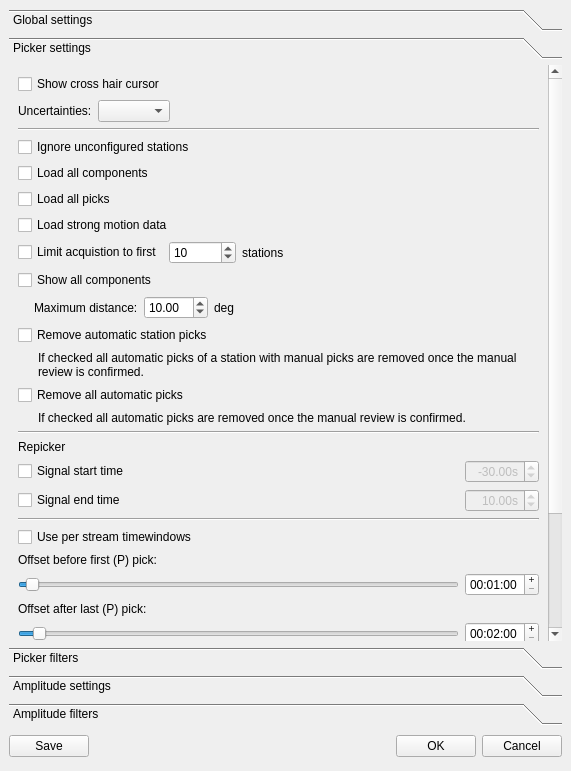
The window that libs/seiscomp/gui/datamodel/pickersettings.ui (SeisComP/common) describes before a commit, drawn with Qt 5.
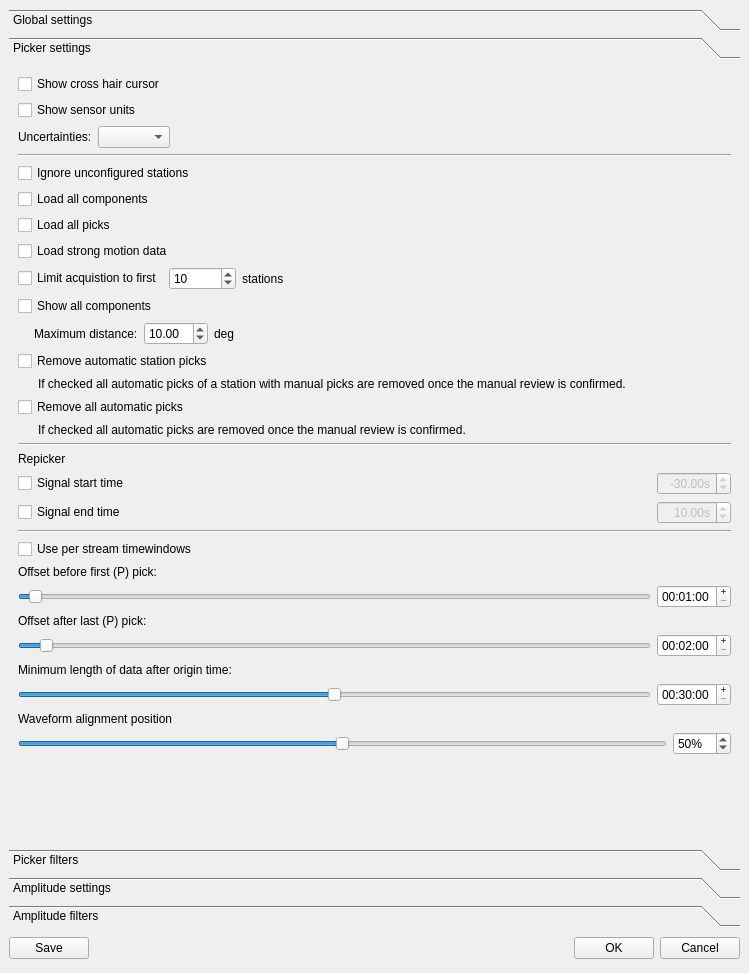
The same window after the commit. The open tabs and pages were chosen to show the change. Icons and pictures are not drawn.

Commit message: [gui] Add option `picker.showDataInSensorUnit`

```diff
--- a/libs/seiscomp/gui/datamodel/pickersettings.ui
+++ b/libs/seiscomp/gui/datamodel/pickersettings.ui
@@ -3,19 +3,17 @@
  <comment></comment>
  <exportmacro></exportmacro>
  <class>PickerSettings</class>
- <widget class="QDialog" name="PickerSettings" >
-  <property name="geometry" >
+ <widget class="QDialog" name="PickerSettings">
+  <property name="geometry">
    <rect>
     <x>0</x>
     <y>0</y>
-    <width>571</width>
-    <height>771</height>
+    <width>749</width>
+    <height>973</height>
    </rect>
   </property>
-  <property name="sizePolicy" >
-   <sizepolicy>
-    <hsizetype>5</hsizetype>
-    <vsizetype>4</vsizetype>
+  <property name="sizePolicy">
+   <sizepolicy hsizetype="Preferred" vsizetype="Maximum">
     <horstretch>0</horstretch>
     <verstretch>0</verstretch>
    </sizepolicy>
@@ -26,13 +24,13 @@
   <property name="toolTip" >
    <string/>
   </property>
-  <layout class="QVBoxLayout" >
-   <property name="margin" >
-    <number>9</number>
-   </property>
-   <property name="spacing" >
+  <layout class="QVBoxLayout">
+   <property name="spacing">
     <number>6</number>
    </property>
+   <property name="margin">
+    <number>9</number>
+   </property>
    <item>
     <widget class="QToolBox" name="toolBox" >
      <property name="currentIndex" >
@@ -303,13 +301,13 @@
        </item>
       </layout>
      </widget>
-     <widget class="QWidget" name="pagePickSettings" >
-      <property name="geometry" >
+     <widget class="QWidget" name="pagePickSettings">
+      <property name="geometry">
        <rect>
         <x>0</x>
         <y>0</y>
-        <width>96</width>
-        <height>26</height>
+        <width>715</width>
+        <height>1139</height>
        </rect>
       </property>
       <property name="autoFillBackground" >
@@ -318,13 +316,13 @@
       <attribute name="label" >
        <string>Picker settings</string>
       </attribute>
-      <layout class="QVBoxLayout" >
-       <property name="margin" >
-        <number>9</number>
-       </property>
-       <property name="spacing" >
+      <layout class="QVBoxLayout">
+       <property name="spacing">
         <number>6</number>
        </property>
+       <property name="margin">
+        <number>9</number>
+       </property>
        <item>
         <widget class="QCheckBox" name="cbShowCrossHair" >
          <property name="toolTip" >
@@ -336,19 +334,24 @@
         </widget>
        </item>
        <item>
-        <layout class="QHBoxLayout" >
-         <property name="margin" >
-          <number>0</number>
+        <widget class="QCheckBox" name="cbShowSensorUnits">
+         <property name="text">
+          <string>Show sensor units</string>
          </property>
-         <property name="spacing" >
+        </widget>
+       </item>
+       <item>
+        <layout class="QHBoxLayout">
+         <property name="spacing">
           <number>6</number>
          </property>
+         <property name="margin">
+          <number>0</number>
+         </property>
          <item>
-          <widget class="QLabel" name="labelPickUncertainties" >
-           <property name="sizePolicy" >
-            <sizepolicy>
-             <hsizetype>4</hsizetype>
-             <vsizetype>5</vsizetype>
+          <widget class="QLabel" name="labelPickUncertainties">
+           <property name="sizePolicy">
+            <sizepolicy hsizetype="Maximum" vsizetype="Preferred">
              <horstretch>0</horstretch>
              <verstretch>0</verstretch>
             </sizepolicy>
@@ -388,13 +391,13 @@
         </widget>
        </item>
        <item>
-        <layout class="QVBoxLayout" >
-         <property name="margin" >
-          <number>0</number>
-         </property>
-         <property name="spacing" >
+        <layout class="QVBoxLayout">
+         <property name="spacing">
           <number>6</number>
          </property>
+         <property name="margin">
+          <number>0</number>
+         </property>
          <item>
           <widget class="QCheckBox" name="cbIgnoreUnconfiguredStations" >
            <property name="toolTip" >
@@ -436,13 +439,13 @@
           </widget>
          </item>
          <item>
-          <layout class="QHBoxLayout" >
-           <property name="margin" >
-            <number>0</number>
-           </property>
-           <property name="spacing" >
+          <layout class="QHBoxLayout">
+           <property name="spacing">
             <number>6</number>
            </property>
+           <property name="margin">
+            <number>0</number>
+           </property>
            <item>
             <widget class="QCheckBox" name="cbLimitStationCount" >
              <property name="text" >
@@ -500,13 +503,13 @@
            <property name="frameShadow" >
             <enum>QFrame::Raised</enum>
            </property>
-           <layout class="QHBoxLayout" >
-            <property name="margin" >
-             <number>0</number>
-            </property>
-            <property name="spacing" >
+           <layout class="QHBoxLayout">
+            <property name="spacing">
              <number>6</number>
             </property>
+            <property name="margin">
+             <number>0</number>
+            </property>
             <item>
              <spacer>
               <property name="orientation" >
@@ -535,11 +538,11 @@
               <property name="toolTip" >
                <string>The maximum station distance used to display all components (in degree).</string>
               </property>
-              <property name="maximum" >
-               <double>360</double>
+              <property name="maximum">
+               <double>360.000000000000000</double>
               </property>
-              <property name="value" >
-               <double>10</double>
+              <property name="value">
+               <double>10.000000000000000</double>
               </property>
              </widget>
             </item>
@@ -626,13 +629,13 @@
         </widget>
        </item>
        <item>
-        <layout class="QHBoxLayout" >
-         <property name="margin" >
-          <number>0</number>
-         </property>
-         <property name="spacing" >
+        <layout class="QHBoxLayout">
+         <property name="spacing">
           <number>6</number>
          </property>
+         <property name="margin">
+          <number>0</number>
+         </property>
          <item>
           <widget class="QCheckBox" name="cbRepickerStart" >
            <property name="toolTip" >
@@ -670,27 +673,27 @@
            <property name="suffix" >
             <string>s</string>
            </property>
-           <property name="maximum" >
-            <double>100</double>
+           <property name="minimum">
+            <double>-100.000000000000000</double>
            </property>
-           <property name="minimum" >
-            <double>-100</double>
+           <property name="maximum">
+            <double>100.000000000000000</double>
            </property>
-           <property name="value" >
-            <double>-30</double>
+           <property name="value">
+            <double>-30.000000000000000</double>
            </property>
           </widget>
          </item>
         </layout>
        </item>
        <item>
-        <layout class="QHBoxLayout" >
-         <property name="margin" >
-          <number>0</number>
-         </property>
-         <property name="spacing" >
+        <layout class="QHBoxLayout">
+         <property name="spacing">
           <number>6</number>
          </property>
+         <property name="margin">
+          <number>0</number>
+         </property>
          <item>
           <widget class="QCheckBox" name="cbRepickerEnd" >
            <property name="toolTip" >
@@ -725,14 +728,14 @@
            <property name="suffix" >
             <string>s</string>
            </property>
-           <property name="maximum" >
-            <double>100</double>
+           <property name="minimum">
+            <double>-100.000000000000000</double>
            </property>
-           <property name="minimum" >
-            <double>-100</double>
+           <property name="maximum">
+            <double>100.000000000000000</double>
            </property>
-           <property name="value" >
-            <double>10</double>
+           <property name="value">
+            <double>10.000000000000000</double>
            </property>
           </widget>
          </item>
@@ -746,13 +749,13 @@
         </widget>
        </item>
        <item>
-        <layout class="QVBoxLayout" >
-         <property name="margin" >
-          <number>0</number>
-         </property>
-         <property name="spacing" >
+        <layout class="QVBoxLayout">
+         <property name="spacing">
           <number>6</number>
          </property>
+         <property name="margin">
+          <number>0</number>
+         </property>
          <item>
           <widget class="QCheckBox" name="cbUsePerStreamTimeWindow" >
            <property name="text" >
@@ -768,13 +771,13 @@
           </widget>
          </item>
          <item>
-          <layout class="QHBoxLayout" >
-           <property name="margin" >
-            <number>0</number>
-           </property>
-           <property name="spacing" >
+          <layout class="QHBoxLayout">
+           <property name="spacing">
             <number>6</number>
            </property>
+           <property name="margin">
+            <number>0</number>
+           </property>
            <item>
             <widget class="QSlider" name="slPreOffset" >
              <property name="maximum" >
@@ -821,13 +824,13 @@
           </widget>
          </item>
          <item>
-          <layout class="QHBoxLayout" >
-           <property name="margin" >
-            <number>0</number>
-           </property>
-           <property name="spacing" >
+          <layout class="QHBoxLayout">
+           <property name="spacing">
             <number>6</number>
            </property>
+           <property name="margin">
+            <number>0</number>
+           </property>
            <item>
             <widget class="QSlider" name="slPostOffset" >
              <property name="maximum" >
@@ -877,13 +880,13 @@
           </widget>
          </item>
          <item>
-          <layout class="QHBoxLayout" >
-           <property name="margin" >
-            <number>0</number>
-           </property>
-           <property name="spacing" >
+          <layout class="QHBoxLayout">
+           <property name="spacing">
             <number>6</number>
            </property>
+           <property name="margin">
+            <number>0</number>
+           </property>
            <item>
             <widget class="QSlider" name="slMinimumLength" >
              <property name="maximum" >
@@ -933,13 +936,13 @@
           </widget>
          </item>
          <item>
-          <layout class="QHBoxLayout" >
-           <property name="margin" >
-            <number>0</number>
-           </property>
-           <property name="spacing" >
+          <layout class="QHBoxLayout">
+           <property name="spacing">
             <number>6</number>
            </property>
+           <property name="margin">
+            <number>0</number>
+           </property>
            <item>
             <widget class="QSlider" name="slWaveformAlignment" >
              <property name="maximum" >
@@ -1528,13 +1531,13 @@
     </widget>
    </item>
    <item>
-    <layout class="QHBoxLayout" >
-     <property name="margin" >
-      <number>0</number>
-     </property>
-     <property name="spacing" >
+    <layout class="QHBoxLayout">
+     <property name="spacing">
       <number>6</number>
      </property>
+     <property name="margin">
+      <number>0</number>
+     </property>
      <item>
       <widget class="QPushButton" name="saveButton" >
        <property name="text" >
```
Left out of the diff: 875 changed lines with no effect on the pictures. The commit also changes 3 other files.
